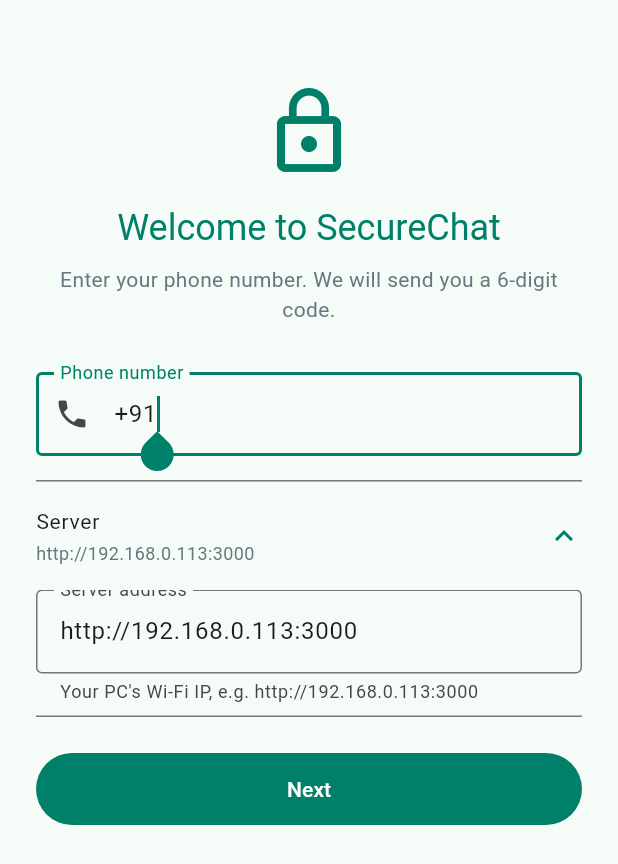
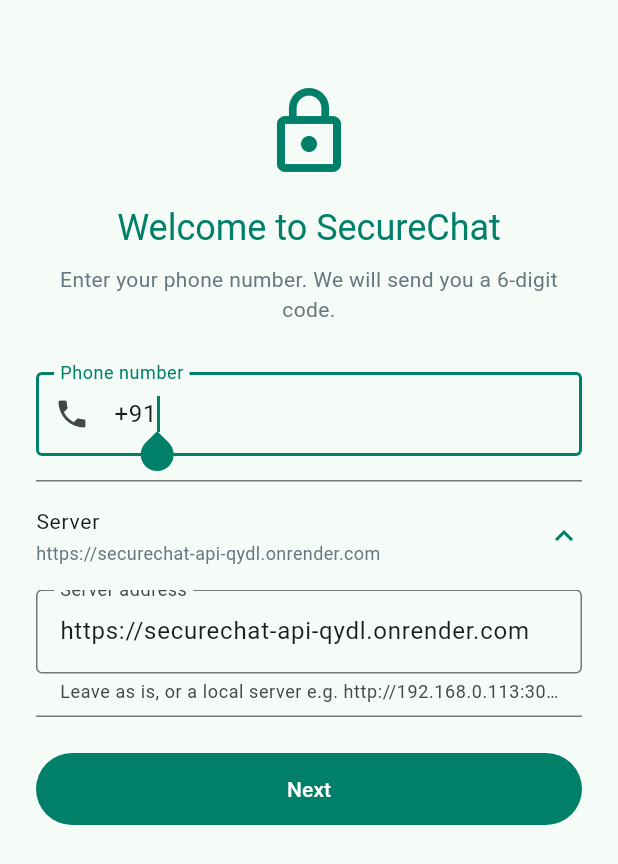
Before and after one commit to ArunMichealraj/securechat, a Flutter app: the screen it shows after launch, after a tap on "Server", on a phone screen of 412 x 824 dp. Shown: the top 864 px of the screen. Run offline on Flutter 3.47's test engine with Material 3 defaults, Android fonts, the phone set to English and light mode, and no system bars; our stand-ins replace flutter_secure_storage, socket_io_client; accounts and stored records are empty.

Commit message:
Point the app at the Render server by default
Co-Authored-By: Claude Opus 5.5 <noreply@anthropic.com>

```diff
--- a/app/lib/config.dart
+++ b/app/lib/config.dart
@@ -1,5 +1,3 @@
-import 'package:flutter/foundation.dart';
-
-/// Server the login screen suggests. On a real phone this must be your PC's
-/// Wi-Fi IP (phone and PC on the same network). It can be changed on the login screen.
-String get defaultServerUrl => kIsWeb ? 'http://localhost:3000' : 'http://192.168.0.113:3000';
+/// Server the login screen uses by default (hosted on Render). It can be changed on the
+/// login screen, e.g. to `http://YOUR-PC-WIFI-IP:3000` when testing a local server.
+const defaultServerUrl = 'https://securechat-api-qydl.onrender.com';
--- a/app/lib/screens/login_screen.dart
+++ b/app/lib/screens/login_screen.dart
@@ -86,7 +86,7 @@ class _LoginScreenState extends State<LoginScreen> {
                   keyboardType: TextInputType.url,
                   decoration: const InputDecoration(
                     labelText: 'Server address',
-                    helperText: 'Your PC\'s Wi-Fi IP, e.g. http://192.168.0.113:3000',
+                    helperText: 'Leave as is, or a local server e.g. http://192.168.0.113:3000',
                   ),
                   onChanged: (_) => setState(() {}),
                 ),
--- a/app/pubspec.yaml
+++ b/app/pubspec.yaml
@@ -16,7 +16,7 @@ publish_to: 'none' # Remove this line if you wish to publish to pub.dev
 # https://developer.apple.com/library/archive/documentation/General/Reference/InfoPlistKeyReference/Articles/CoreFoundationKeys.html
 # In Windows, build-name is used as the major, minor, and patch parts
 # of the product and file versions while build-number is used as the build suffix.
-version: 1.0.0+1
+version: 1.0.1+2
 
 environment:
   sdk: ^3.13.4
```
